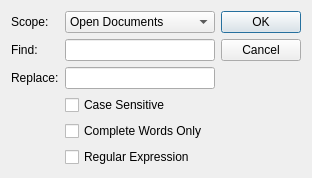
First picture: the form in findGlobalDialog.ui, repository texstudio-org/texstudio, before the edit.
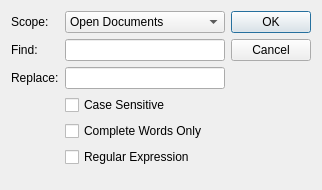
Second picture: the form after the edit.

What changed in the file:
```diff
--- a/findGlobalDialog.ui
+++ b/findGlobalDialog.ui
@@ -6,8 +6,8 @@
    <rect>
     <x>0</x>
     <y>0</y>
-    <width>312</width>
-    <height>172</height>
+    <width>322</width>
+    <height>190</height>
    </rect>
   </property>
   <property name="windowTitle">
```
Left out of the diff: 5 changed lines with no effect on the pictures.
